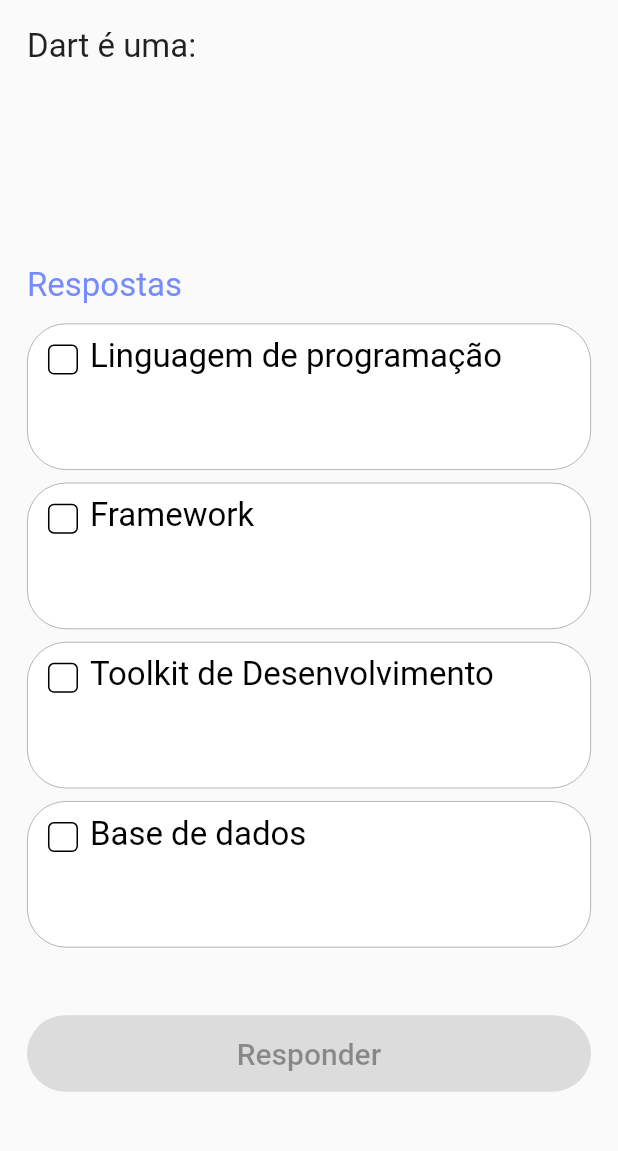
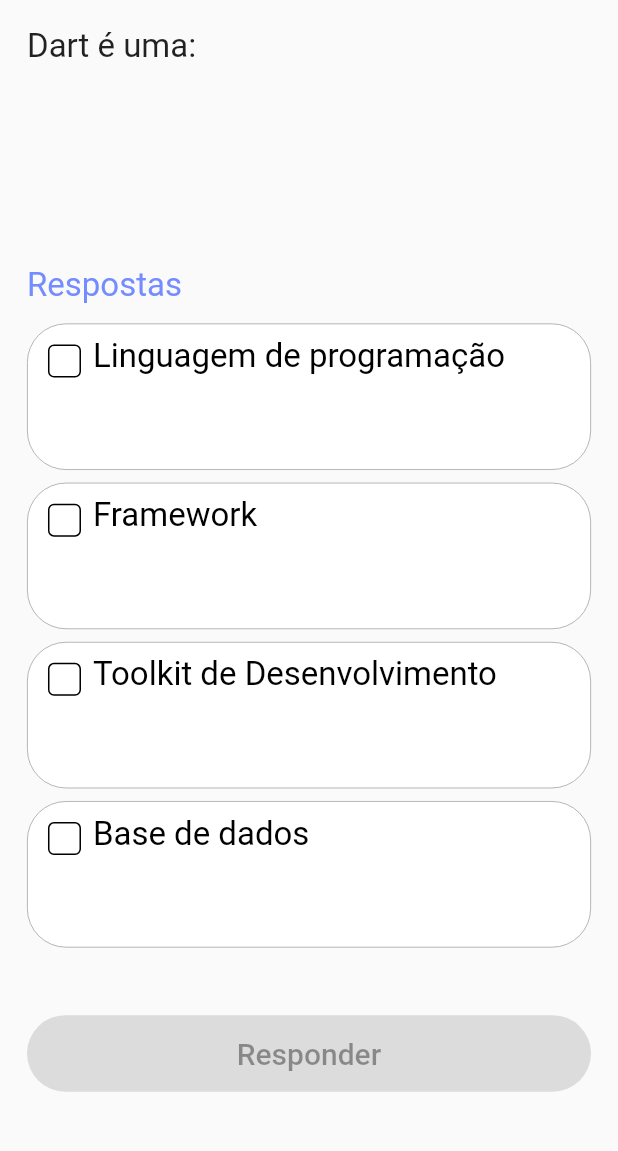
Before and after one commit to EduardoGPS-18/FirstWeekChallengeUA, a Flutter app: the QuestionPage screen opened directly, on a phone screen of 412 x 824 dp, the part 84-1235 px from its top. Run offline on Flutter 3.47's test engine with Material 2 defaults, Android fonts, the phone set to English and light mode, and no system bars.

Commit message:
fix: custom check box

```diff
--- a/lib/widgets/question/custom_checkbox.dart
+++ b/lib/widgets/question/custom_checkbox.dart
@@ -39,9 +39,10 @@ class _CustomCheckBoxState extends State<CustomCheckBox> {
           ),
           color: widget.backgroundColor,
         ),
-        height: 20,
-        width: 20,
-        child: Center(
+        height: 22,
+        width: 22,
+        child: Align(
+          alignment: const Alignment(-1, -1),
           child: Icon(
             widget.icon,
             size: 20,
```
